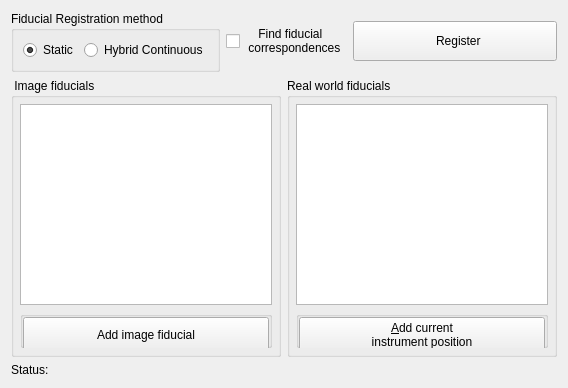
Qt form Modules/IGTUI/Qmitk/QmitkFiducialRegistrationWidget.ui (MITK/MITK) before a commit.
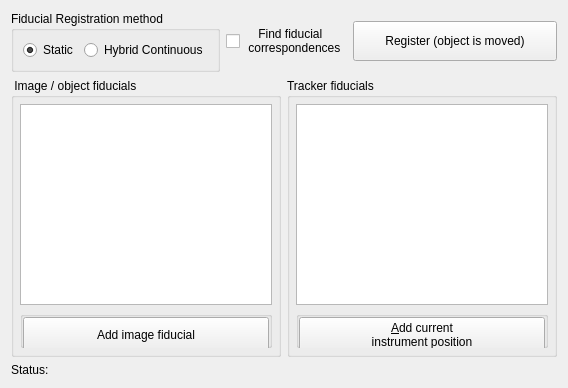
The same form after that commit. Custom widgets are drawn as their Qt base class.

```diff
--- a/Modules/IGTUI/Qmitk/QmitkFiducialRegistrationWidget.ui
+++ b/Modules/IGTUI/Qmitk/QmitkFiducialRegistrationWidget.ui
@@ -87,7 +87,7 @@
       </size>
      </property>
      <property name="text">
-      <string>  Register</string>
+      <string>Register (object is moved)</string>
      </property>
     </widget>
    </item>
@@ -102,7 +102,7 @@
         </sizepolicy>
        </property>
        <property name="title">
-        <string> Image fiducials</string>
+        <string> Image / object fiducials</string>
        </property>
        <layout class="QVBoxLayout" name="verticalLayout">
         <property name="margin">
@@ -188,7 +188,7 @@
         </sizepolicy>
        </property>
        <property name="title">
-        <string>Real world fiducials </string>
+        <string>Tracker fiducials </string>
        </property>
        <layout class="QVBoxLayout" name="verticalLayout_2">
         <property name="margin">
```
Left out of the diff: 44 changed lines with no effect on the pictures.
